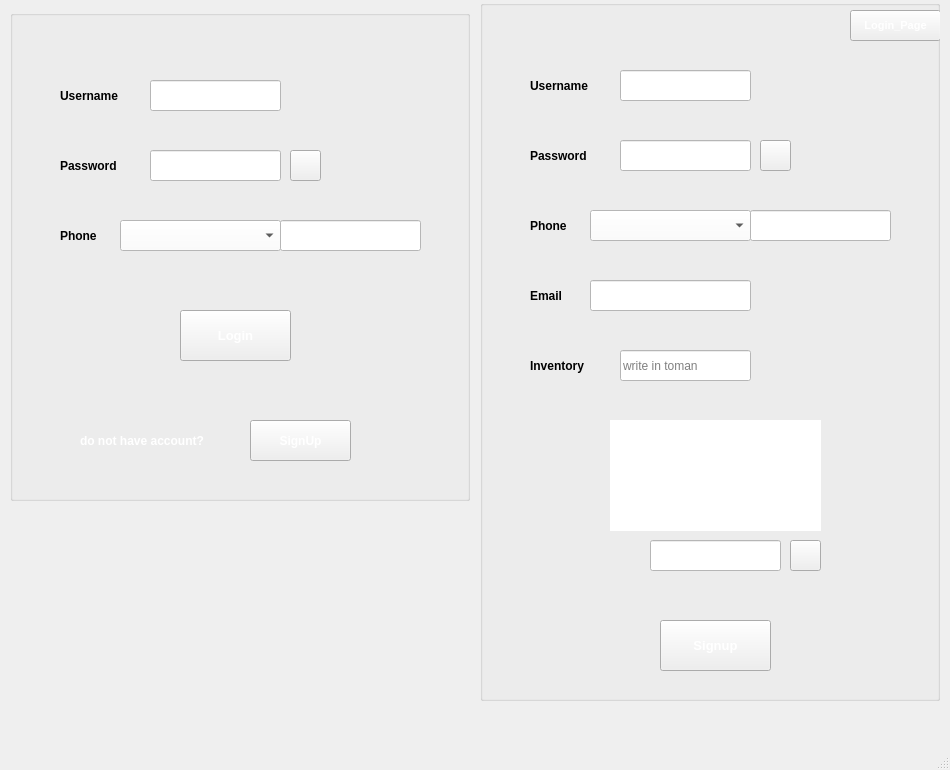
This is login_or_signup_page.ui in Parsazahedian/Farm_fum_1402 as Qt 5 draws it before an edit. The edited form follows.
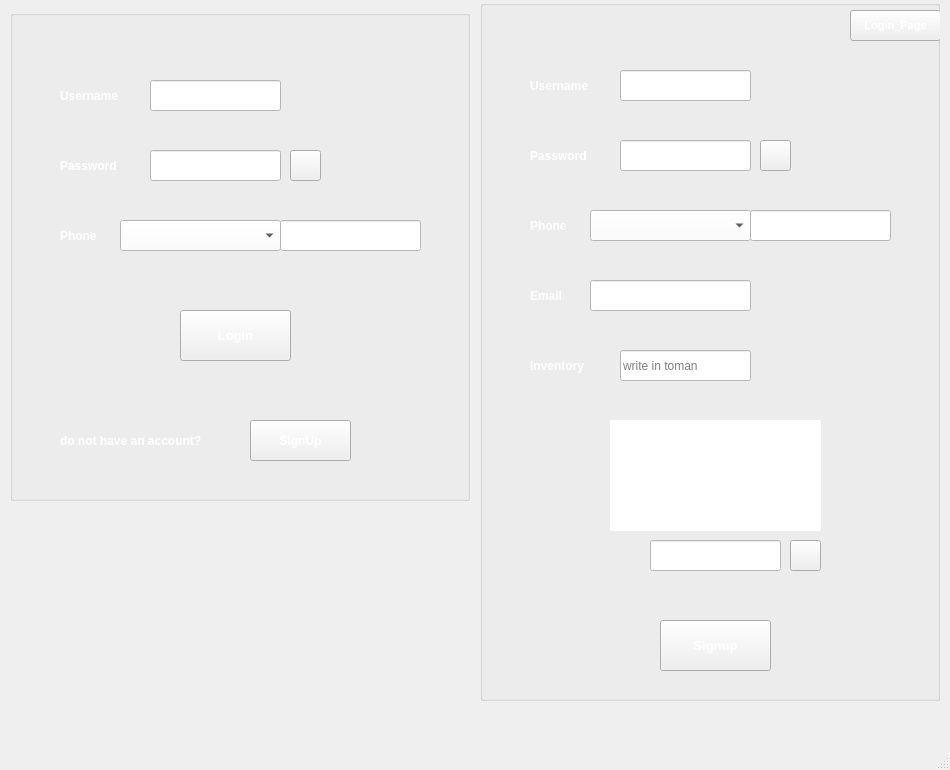
This is the edited form. Icons and pictures are not drawn.

What changed in the file:
```diff
--- a/login_or_signup_page.ui
+++ b/login_or_signup_page.ui
@@ -69,9 +69,9 @@
     <widget class="QLabel" name="label">
      <property name="geometry">
       <rect>
-       <x>70</x>
+       <x>50</x>
        <y>410</y>
-       <width>161</width>
+       <width>181</width>
        <height>41</height>
       </rect>
      </property>
@@ -86,7 +86,7 @@
       <string notr="true">color: rgb(255, 255, 255);</string>
      </property>
      <property name="text">
-      <string>do not have account?</string>
+      <string>do not have an account?</string>
      </property>
     </widget>
     <widget class="QPushButton" name="signUp_of_LoginGroupbox">
@@ -155,7 +155,7 @@
       </font>
      </property>
      <property name="styleSheet">
-      <string notr="true"/>
+      <string notr="true">color: rgb(255, 255, 255);</string>
      </property>
      <property name="text">
       <string>Password</string>
@@ -178,7 +178,7 @@
       </font>
      </property>
      <property name="styleSheet">
-      <string notr="true"/>
+      <string notr="true">color: rgb(255, 255, 255);</string>
      </property>
      <property name="text">
       <string>Username</string>
@@ -240,7 +240,7 @@
       </font>
      </property>
      <property name="styleSheet">
-      <string notr="true"/>
+      <string notr="true">color: rgb(255, 255, 255);</string>
      </property>
      <property name="text">
       <string>Phone</string>
@@ -530,7 +530,7 @@
       </font>
      </property>
      <property name="styleSheet">
-      <string notr="true"/>
+      <string notr="true">color: rgb(255, 255, 255);</string>
      </property>
      <property name="text">
       <string>Inventory</string>
@@ -563,7 +563,7 @@
       </font>
      </property>
      <property name="styleSheet">
-      <string notr="true"/>
+      <string notr="true">color: rgb(255, 255, 255);</string>
      </property>
      <property name="text">
       <string>Email</string>
@@ -586,7 +586,7 @@
       </font>
      </property>
      <property name="styleSheet">
-      <string notr="true"/>
+      <string notr="true">color: rgb(255, 255, 255);</string>
      </property>
      <property name="text">
       <string>Phone</string>
@@ -609,7 +609,7 @@
       </font>
      </property>
      <property name="styleSheet">
-      <string notr="true"/>
+      <string notr="true">color: rgb(255, 255, 255);</string>
      </property>
      <property name="text">
       <string>Password</string>
@@ -632,7 +632,7 @@
       </font>
      </property>
      <property name="styleSheet">
-      <string notr="true"/>
+      <string notr="true">color: rgb(255, 255, 255);</string>
      </property>
      <property name="text">
       <string>Username</string>
```
Left out of the diff: 18 changed lines with no effect on the pictures.
